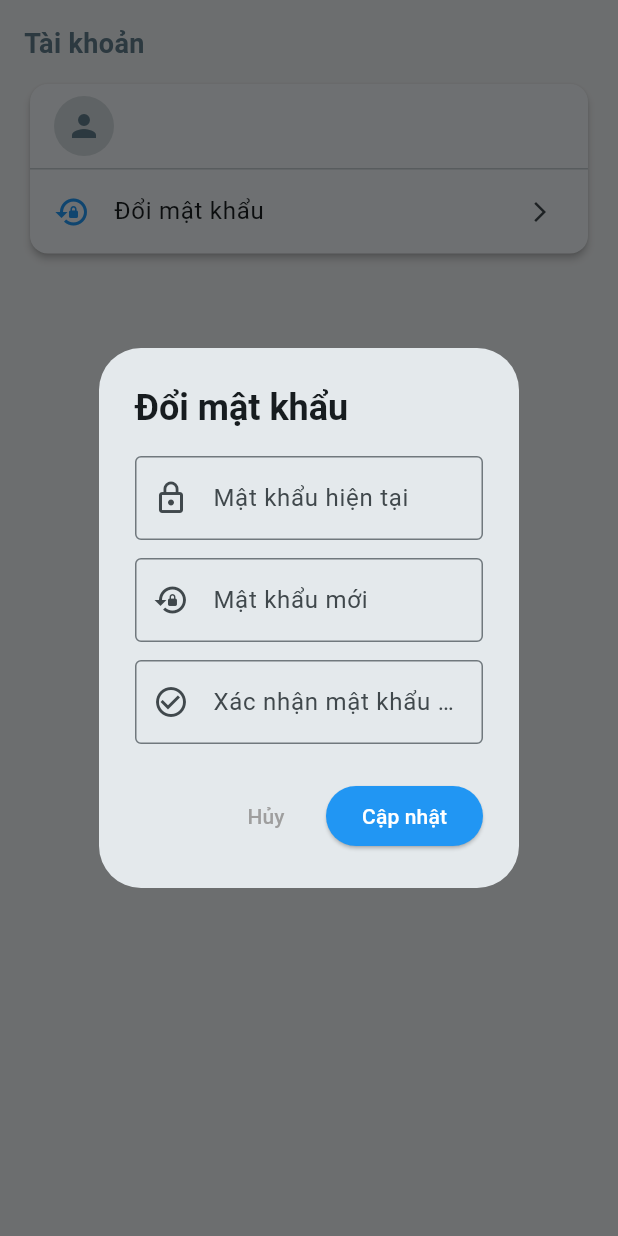
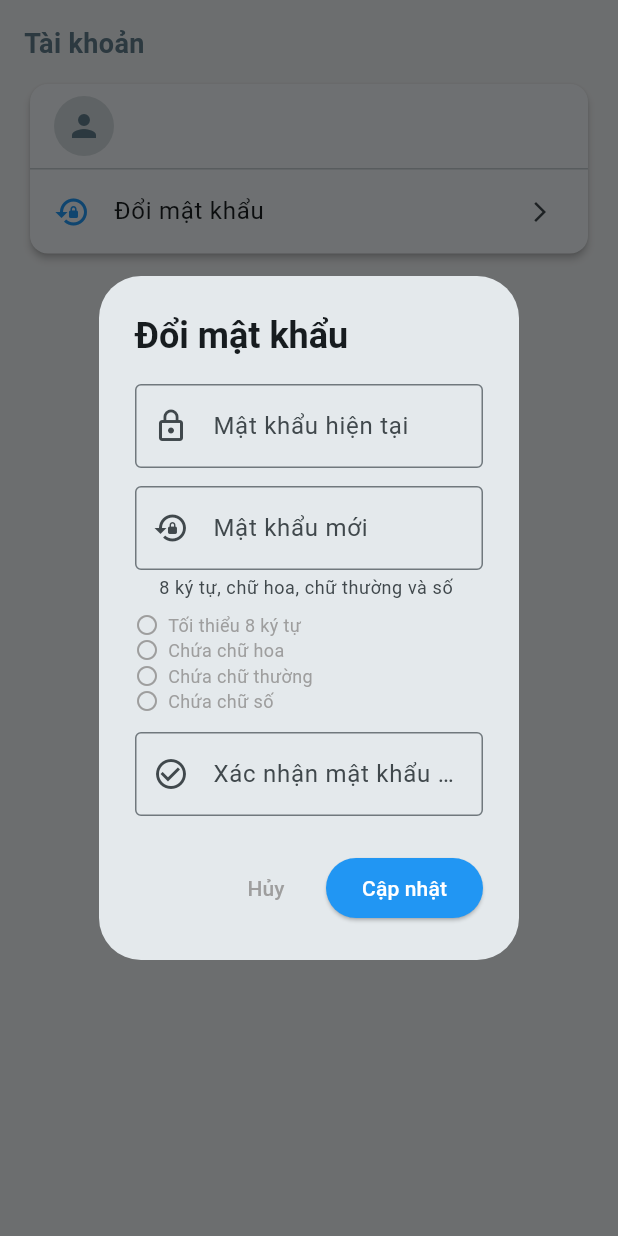
Before and after one commit to ncming/expense_tracker_app, a Flutter app: the SettingsTab widget shown alone on an empty page, opened directly, after a tap on "Đổi mật khẩu", on a phone screen of 412 x 824 dp. Run offline on Flutter 3.47's test engine with Material 3 defaults, Android fonts, the phone set to English and light mode, and no system bars; our stand-ins replace cloud_firestore, firebase_auth, firebase_core, table_calendar; accounts and stored records are empty.

Commit message:
Add password strength UI & validation
Introduce password strength validation and visual feedback in settings. Added _validatePassword to enforce minimum length and character rules (uppercase, lowercase, digit), replaced the old 6-char check with this stricter validation, and surfaced error messages accordingly. Enhanced the change-password dialog with helperText, realtime onChanged checks (isLengthValid, hasUppercase, hasLowercase, hasNumber) and a _buildCheckRow helper to render requirement checkmarks.

```diff
--- a/lib/settings_tab.dart
+++ b/lib/settings_tab.dart
@@ -11,6 +11,23 @@ class SettingsTab extends StatefulWidget {
 class _SettingsTabState extends State<SettingsTab> {
   final user = FirebaseAuth.instance.currentUser;
 
+  // Hàm kiểm tra độ mạnh mật khẩu (tương tự auth_screen)
+  String _validatePassword(String password) {
+    if (password.length < 8) {
+      return 'Mật khẩu phải có ít nhất 8 ký tự';
+    }
+    if (!password.contains(RegExp(r'[A-Z]'))) {
+      return 'Mật khẩu phải chứa ít nhất một chữ cái hoa';
+    }
+    if (!password.contains(RegExp(r'[a-z]'))) {
+      return 'Mật khẩu phải chứa ít nhất một chữ cái thường';
+    }
+    if (!password.contains(RegExp(r'[0-9]'))) {
+      return 'Mật khẩu phải chứa ít nhất một chữ số';
+    }
+    return '';
+  }
+
   // --- HÀM HIỂN THỊ POPUP ĐỔI MẬT KHẨU TRỰC TIẾP ---
   void _showChangePasswordDialog() {
     final currentPasswordController = TextEditingController();
@@ -19,6 +36,10 @@ class _SettingsTabState extends State<SettingsTab> {
 
     bool isLoading = false;
     String? errorMessage;
+    bool isLengthValid = false;
+    bool hasUppercase = false;
+    bool hasLowercase = false;
+    bool hasNumber = false;
 
     showDialog(
       context: context,
@@ -52,7 +73,26 @@ class _SettingsTabState extends State<SettingsTab> {
                       labelText: 'Mật khẩu mới',
                       border: OutlineInputBorder(),
                       prefixIcon: Icon(Icons.lock_reset),
+                      helperText: '8 ký tự, chữ hoa, chữ thường và số',
                     ),
+                    onChanged: (value) {
+                      setStatePopup(() {
+                        isLengthValid = value.length >= 8;
+                        hasUppercase = value.contains(RegExp(r'[A-Z]'));
+                        hasLowercase = value.contains(RegExp(r'[a-z]'));
+                        hasNumber = value.contains(RegExp(r'[0-9]'));
+                      });
+                    },
+                  ),
+                  const SizedBox(height: 8),
+                  Column(
+                    crossAxisAlignment: CrossAxisAlignment.start,
+                    children: [
+                      _buildCheckRow(isLengthValid, 'Tối thiểu 8 ký tự'),
+                      _buildCheckRow(hasUppercase, 'Chứa chữ hoa'),
+                      _buildCheckRow(hasLowercase, 'Chứa chữ thường'),
+                      _buildCheckRow(hasNumber, 'Chứa chữ số'),
+                    ],
                   ),
                   const SizedBox(height: 12),
                   TextField(
@@ -86,8 +126,10 @@ class _SettingsTabState extends State<SettingsTab> {
                     setStatePopup(() => errorMessage = "Mật khẩu mới không khớp nhau.");
                     return;
                   }
-                  if (newPass.length < 6) {
-                    setStatePopup(() => errorMessage = "Mật khẩu mới phải từ 6 ký tự trở lên.");
+
+                  final pwdError = _validatePassword(newPass);
+                  if (pwdError.isNotEmpty) {
+                    setStatePopup(() => errorMessage = pwdError);
                     return;
                   }
 
@@ -141,6 +183,19 @@ class _SettingsTabState extends State<SettingsTab> {
     );
   }
 
+  Widget _buildCheckRow(bool ok, String text) {
+    return Row(
+      children: [
+        Icon(ok ? Icons.check_circle : Icons.radio_button_unchecked,
+          size: 16,
+          color: ok ? Colors.green : Colors.grey,
+        ),
+        const SizedBox(width: 6),
+        Text(text, style: TextStyle(fontSize: 12, color: ok ? Colors.green : Colors.grey)),
+      ],
+    );
+  }
+
   @override
   Widget build(BuildContext context) {
     return ListView(
```
